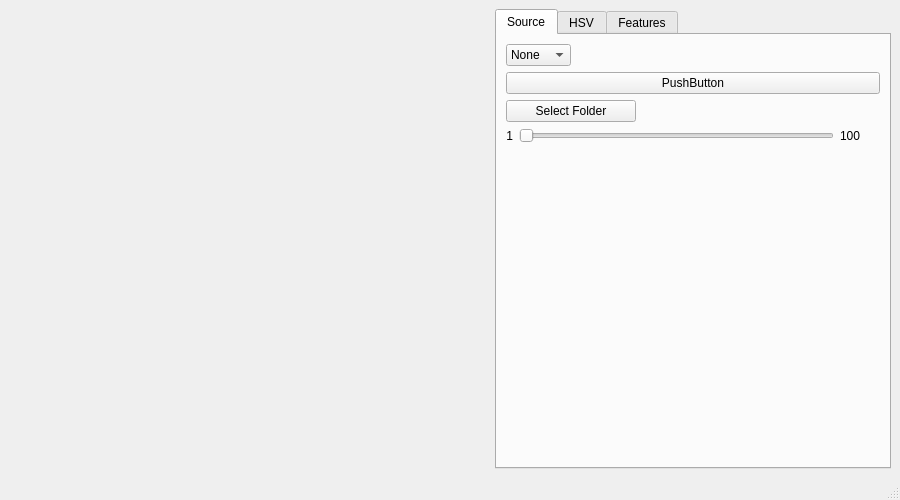
Qt form visionTuner.ui (NicolasNewman/FRC-Vision-Tuner) before a commit.
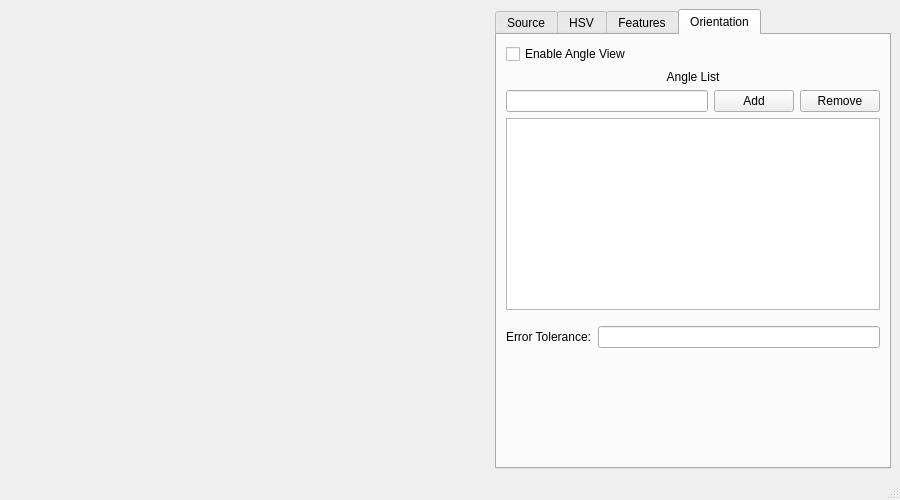
The same form after that commit. The open tabs and pages were chosen to show the change.

Commit message: improved orientation filter

What changed in the file:
```diff
--- a/visionTuner.ui
+++ b/visionTuner.ui
@@ -1002,6 +1002,105 @@
           </item>
          </layout>
         </widget>
+        <widget class="QWidget" name="tab">
+         <attribute name="title">
+          <string>Orientation</string>
+         </attribute>
+         <layout class="QGridLayout" name="gridLayout_5">
+          <item row="0" column="0">
+           <layout class="QVBoxLayout" name="verticalLayout_4">
+            <item>
+             <layout class="QHBoxLayout" name="horizontalLayout_4">
+              <item>
+               <widget class="QCheckBox" name="checkAngle">
+                <property name="text">
+                 <string>Enable Angle View</string>
+                </property>
+               </widget>
+              </item>
+             </layout>
+            </item>
+            <item>
+             <widget class="QLabel" name="label_16">
+              <property name="text">
+               <string>Angle List</string>
+              </property>
+              <property name="alignment">
+               <set>Qt::AlignCenter</set>
+              </property>
+             </widget>
+            </item>
+            <item>
+             <layout class="QHBoxLayout" name="horizontalLayout_5">
+              <item>
+               <widget class="QLineEdit" name="editAddAngle"/>
+              </item>
+              <item>
+               <widget class="QPushButton" name="buttonAddAngle">
+                <property name="text">
+                 <string>Add</string>
+                </property>
+               </widget>
+              </item>
+              <item>
+               <widget class="QPushButton" name="buttonRemoveAngle">
+                <property name="text">
+                 <string>Remove</string>
+                </property>
+               </widget>
+              </item>
+             </layout>
+            </item>
+            <item>
+             <widget class="QListWidget" name="listAngle"/>
+            </item>
+            <item>
+             <spacer name="verticalSpacer_9">
+              <property name="orientation">
+               <enum>Qt::Vertical</enum>
+              </property>
+              <property name="sizeType">
+               <enum>QSizePolicy::Minimum</enum>
+              </property>
+              <property name="sizeHint" stdset="0">
+               <size>
+                <width>20</width>
+                <height>10</height>
+               </size>
+              </property>
+             </spacer>
+            </item>
+            <item>
+             <layout class="QHBoxLayout" name="horizontalLayout_6">
+              <item>
+               <widget class="QLabel" name="label_17">
+                <property name="text">
+                 <string>Error Tolerance:</string>
+                </property>
+               </widget>
+              </item>
+              <item>
+               <widget class="QLineEdit" name="editAngle"/>
+              </item>
+             </layout>
+            </item>
+            <item>
+             <spacer name="verticalSpacer_8">
+              <property name="orientation">
+               <enum>Qt::Vertical</enum>
+              </property>
+              <property name="sizeHint" stdset="0">
+               <size>
+                <width>20</width>
+                <height>40</height>
+               </size>
+              </property>
+             </spacer>
+            </item>
+           </layout>
+          </item>
+         </layout>
+        </widget>
        </widget>
       </item>
      </layout>
```
Left out of the diff: 14 changed lines with no effect on the pictures. The commit also changes 1 other file.
